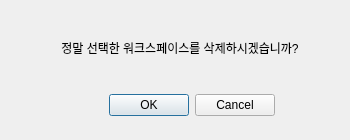
Before: the Qt Designer form GUI/ui_dir/Dlg2_Menu2_Evt.ui in 5drone/KSJr3DF-Project, drawn with Qt 5.
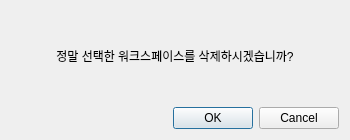
After: the same form once the commit is applied. Icons and pictures are not drawn.

Patch:
```diff
--- a/GUI/ui_dir/Dlg2_Menu2_Evt.ui
+++ b/GUI/ui_dir/Dlg2_Menu2_Evt.ui
@@ -17,15 +17,9 @@
    <iconset>
     <normaloff>../icon/dron.jpeg</normaloff>../icon/dron.jpeg</iconset>
   </property>
+  <layout class="QGridLayout" name="gridLayout">
+   <item row="0" column="0">
   <widget class="QLabel" name="label">
-   <property name="geometry">
-    <rect>
-     <x>10</x>
-     <y>40</y>
-     <width>340</width>
-     <height>15</height>
-    </rect>
-   </property>
    <property name="text">
     <string>정말 선택한 워크스페이스를 삭제하시겠습니까?</string>
    </property>
@@ -33,19 +27,15 @@
     <set>Qt::AlignCenter</set>
    </property>
   </widget>
+   </item>
+   <item row="1" column="0">
   <widget class="QDialogButtonBox" name="buttonBox">
-   <property name="geometry">
-    <rect>
-     <x>75</x>
-     <y>90</y>
-     <width>200</width>
-     <height>30</height>
-    </rect>
-   </property>
    <property name="standardButtons">
     <set>QDialogButtonBox::Cancel|QDialogButtonBox::Ok</set>
    </property>
   </widget>
+   </item>
+  </layout>
  </widget>
  <resources/>
  <connections/>
```
Lines whose indentation alone changed are shown as unchanged.
